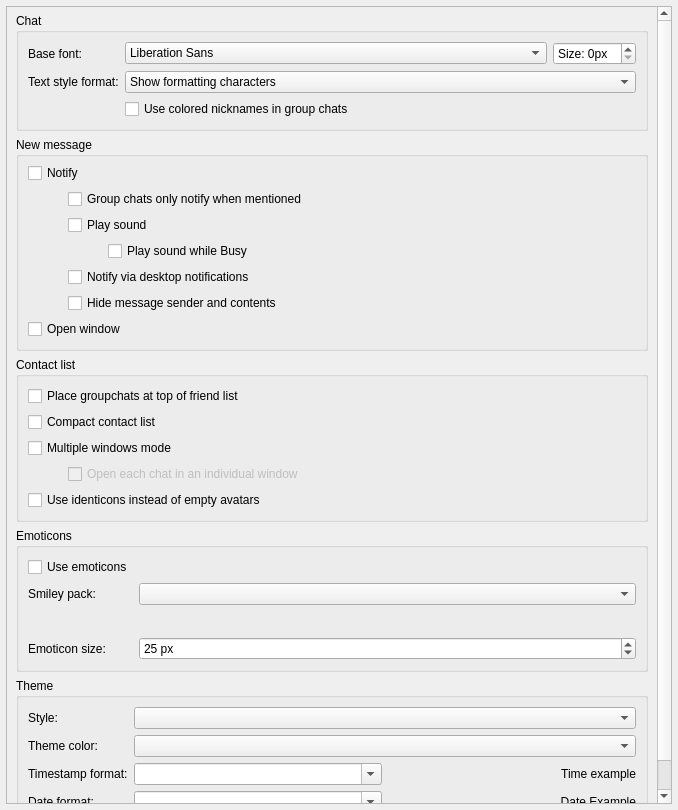
Before: the Qt Designer form src/widget/form/settings/userinterfacesettings.ui in qTox/qTox, drawn with Qt 5.
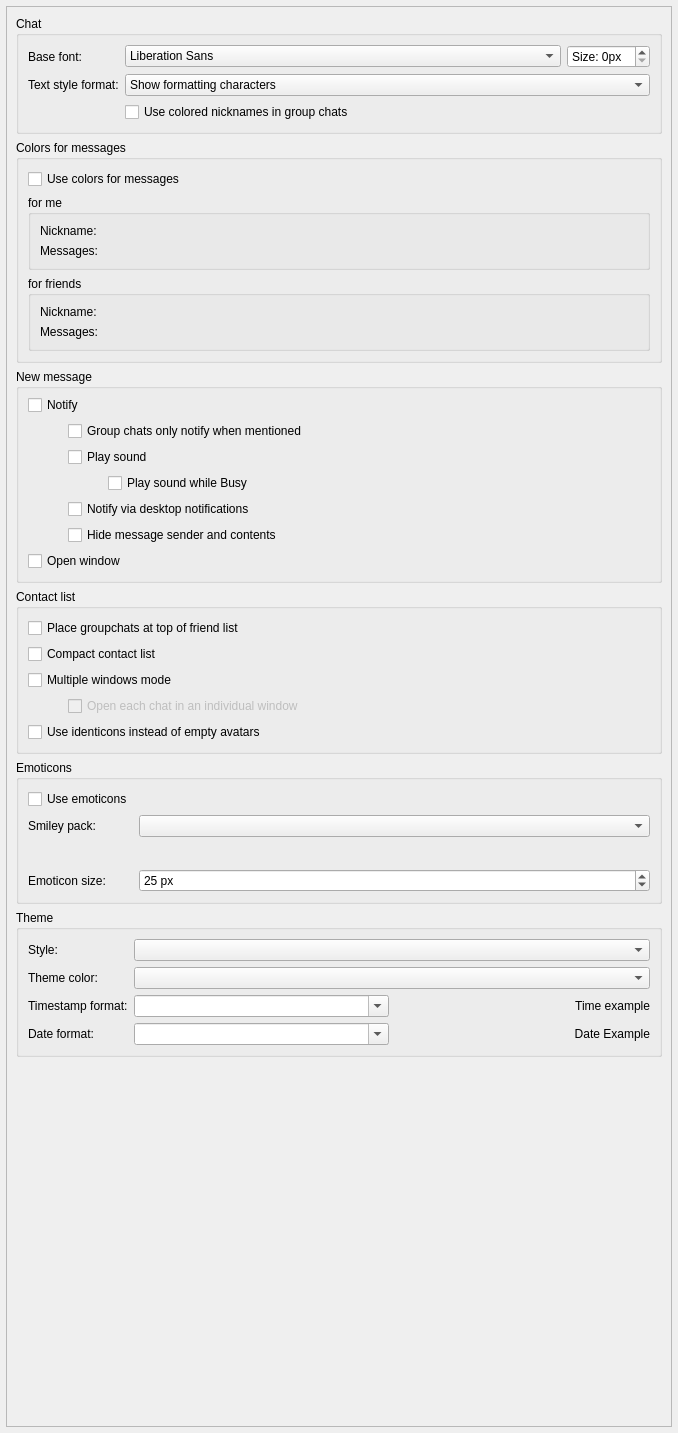
After: the same form once the commit is applied. Custom widgets are drawn as their Qt base class.

Commit message: feat(ui): add settings for customize colors in chat

The edit to the form file:
```diff
--- a/src/widget/form/settings/userinterfacesettings.ui
+++ b/src/widget/form/settings/userinterfacesettings.ui
@@ -7,7 +7,7 @@
     <x>0</x>
     <y>0</y>
     <width>678</width>
-    <height>810</height>
+    <height>1433</height>
    </rect>
   </property>
   <property name="windowTitle">
@@ -39,127 +39,12 @@
        <rect>
         <x>0</x>
         <y>0</y>
-        <width>650</width>
-        <height>950</height>
+        <width>664</width>
+        <height>1419</height>
        </rect>
       </property>
-      <layout class="QVBoxLayout" name="verticalLayout_4" stretch="0,0,0,0,0,0">
-       <property name="spacing">
-        <number>6</number>
-       </property>
-       <property name="topMargin">
-        <number>6</number>
-       </property>
-       <item>
-        <widget class="QGroupBox" name="chatGroupBox">
-         <property name="title">
-          <string>Chat</string>
-         </property>
-         <layout class="QFormLayout" name="formLayout_2">
-          <property name="leftMargin">
-           <number>9</number>
-          </property>
-          <property name="topMargin">
-           <number>9</number>
-          </property>
-          <property name="rightMargin">
-           <number>9</number>
-          </property>
-          <property name="bottomMargin">
-           <number>9</number>
-          </property>
-          <item row="0" column="0">
-           <widget class="QLabel" name="label_2">
-            <property name="text">
-             <string>Base font:</string>
-            </property>
-            <property name="alignment">
-             <set>Qt::AlignLeading|Qt::AlignLeft|Qt::AlignVCenter</set>
-            </property>
-           </widget>
-          </item>
-          <item row="0" column="1">
-           <layout class="QHBoxLayout" name="horizontalLayout_5">
-            <item>
-             <widget class="QFontComboBox" name="txtChatFont">
-              <property name="editable">
-               <bool>false</bool>
-              </property>
-             </widget>
-            </item>
-            <item>
-             <widget class="QSpinBox" name="txtChatFontSize">
-              <property name="sizePolicy">
-               <sizepolicy hsizetype="Maximum" vsizetype="Fixed">
-                <horstretch>0</horstretch>
-                <verstretch>0</verstretch>
-               </sizepolicy>
-              </property>
-              <property name="suffix">
-               <string>px</string>
-              </property>
-              <property name="prefix">
-               <string>Size: </string>
-              </property>
-             </widget>
-            </item>
-           </layout>
-          </item>
-          <item row="1" column="0">
-           <widget class="QLabel" name="textStyleLabel">
-            <property name="toolTip">
-             <string>New text styling preference may not load until qTox restarts.</string>
-            </property>
-            <property name="text">
-             <string>Text style format:</string>
-            </property>
-            <property name="alignment">
-             <set>Qt::AlignLeading|Qt::AlignLeft|Qt::AlignVCenter</set>
-            </property>
-           </widget>
-          </item>
-          <item row="1" column="1">
-           <widget class="QComboBox" name="textStyleComboBox">
-            <property name="sizePolicy">
-             <sizepolicy hsizetype="Expanding" vsizetype="Fixed">
-              <horstretch>0</horstretch>
-              <verstretch>0</verstretch>
-             </sizepolicy>
-            </property>
-            <property name="toolTip">
-             <string>Select text styling preference.</string>
-            </property>
-            <property name="currentIndex">
-             <number>1</number>
-            </property>
-            <item>
-             <property name="text">
-              <string>Plaintext</string>
-             </property>
-            </item>
-            <item>
-             <property name="text">
-              <string>Show formatting characters</string>
-             </property>
-            </item>
-            <item>
-             <property name="text">
-              <string>Don't show formatting characters</string>
-             </property>
-            </item>
-           </widget>
-          </item>
-          <item row="2" column="1">
-           <widget class="QCheckBox" name="useNameColors">
-            <property name="text">
-             <string>Use colored nicknames in group chats</string>
-            </property>
-           </widget>
-          </item>
-         </layout>
-        </widget>
-       </item>
-       <item>
+      <layout class="QGridLayout" name="gridLayout">
+       <item row="2" column="0" colspan="2">
         <widget class="QGroupBox" name="newMessageGroup">
          <property name="title">
           <string>New message</string>
@@ -243,76 +128,127 @@
          </layout>
         </widget>
        </item>
-       <item>
-        <widget class="QGroupBox" name="contactListGroup">
+       <item row="7" column="0" colspan="2">
+        <widget class="QGroupBox" name="themeGroupBox">
          <property name="title">
-          <string>Contact list</string>
+          <string>Theme</string>
          </property>
-         <layout class="QVBoxLayout" name="verticalLayout_5">
-          <item>
-           <widget class="QCheckBox" name="cbGroupchatPosition">
-            <property name="toolTip">
-             <string comment="toolTip for groupchat positioning">If checked, group chats will be placed at the top of the friends list, otherwise, they'll be placed below online friends.</string>
-            </property>
+         <layout class="QFormLayout" name="formLayout">
+          <property name="fieldGrowthPolicy">
+           <enum>QFormLayout::AllNonFixedFieldsGrow</enum>
+          </property>
+          <property name="topMargin">
+           <number>9</number>
+          </property>
+          <property name="bottomMargin">
+           <number>9</number>
+          </property>
+          <item row="3" column="0">
+           <widget class="QLabel" name="styleLabel">
             <property name="text">
-             <string>Place groupchats at top of friend list</string>
+             <string>Style:</string>
             </property>
            </widget>
           </item>
-          <item>
-           <widget class="QCheckBox" name="cbCompactLayout">
-            <property name="toolTip">
-             <string comment="toolTip for compact layout setting">Your contact list will be shown in compact mode.</string>
+          <item row="3" column="1">
+           <widget class="QComboBox" name="styleBrowser">
+            <property name="sizePolicy">
+             <sizepolicy hsizetype="Expanding" vsizetype="Fixed">
+              <horstretch>0</horstretch>
+              <verstretch>0</verstretch>
+             </sizepolicy>
             </property>
-            <property name="text">
-             <string>Compact contact list</string>
-            </property>
            </widget>
           </item>
-          <item>
-           <widget class="QCheckBox" name="cbSeparateWindow">
+          <item row="4" column="0">
+           <widget class="QLabel" name="themeColorLabel">
             <property name="text">
-             <string>Multiple windows mode</string>
+             <string>Theme color:</string>
             </property>
            </widget>
           </item>
-          <item>
-           <layout class="QVBoxLayout" name="verticalLayout_12">
-            <property name="leftMargin">
-             <number>40</number>
+          <item row="4" column="1">
+           <widget class="QComboBox" name="themeColorCBox">
+            <property name="sizePolicy">
+             <sizepolicy hsizetype="Expanding" vsizetype="Fixed">
+              <horstretch>0</horstretch>
+              <verstretch>0</verstretch>
+             </sizepolicy>
             </property>
+           </widget>
+          </item>
+          <item row="5" column="1">
+           <layout class="QHBoxLayout" name="horizontalLayout_2">
             <item>
-             <widget class="QCheckBox" name="cbDontGroupWindows">
-              <property name="enabled">
-               <bool>false</bool>
-              </property>
+             <widget class="QComboBox" name="timestamp">
               <property name="sizePolicy">
-               <sizepolicy hsizetype="Minimum" vsizetype="Minimum">
+               <sizepolicy hsizetype="Preferred" vsizetype="Fixed">
                 <horstretch>0</horstretch>
                 <verstretch>0</verstretch>
                </sizepolicy>
               </property>
+              <property name="editable">
+               <bool>true</bool>
+              </property>
+              <property name="insertPolicy">
+               <enum>QComboBox::NoInsert</enum>
+              </property>
+             </widget>
+            </item>
+            <item>
+             <widget class="QLabel" name="timeExample">
               <property name="text">
-               <string>Open each chat in an individual window</string>
+               <string notr="true">Time example</string>
+              </property>
+              <property name="alignment">
+               <set>Qt::AlignRight|Qt::AlignTrailing|Qt::AlignVCenter</set>
               </property>
              </widget>
             </item>
            </layout>
           </item>
-          <item>
-           <widget class="QCheckBox" name="cbShowIdenticons">
-            <property name="toolTip">
-             <string comment="toolTip for show identicons">If enabled, every contact without an avatar will have a generated icon based on their Tox ID instead of the default picture. Requires restart to apply.</string>
+          <item row="5" column="0">
+           <widget class="QLabel" name="timestampLabel">
+            <property name="text">
+             <string>Timestamp format:</string>
             </property>
+           </widget>
+          </item>
+          <item row="7" column="1">
+           <layout class="QHBoxLayout" name="horizontalLayout_3">
+            <item>
+             <widget class="QComboBox" name="dateFormats">
+              <property name="editable">
+               <bool>true</bool>
+              </property>
+              <property name="insertPolicy">
+               <enum>QComboBox::NoInsert</enum>
+              </property>
+             </widget>
+            </item>
+            <item>
+             <widget class="QLabel" name="dateExample">
+              <property name="text">
+               <string notr="true">Date Example</string>
+              </property>
+              <property name="alignment">
+               <set>Qt::AlignRight|Qt::AlignTrailing|Qt::AlignVCenter</set>
+              </property>
+             </widget>
+            </item>
+           </layout>
+          </item>
+          <item row="7" column="0">
+           <widget class="QLabel" name="dateformatLabel">
             <property name="text">
-             <string>Use identicons instead of empty avatars</string>
+             <string>Date format:</string>
             </property>
            </widget>
           </item>
          </layout>
         </widget>
        </item>
-       <item>
+       <item row="5" column="0" colspan="2">
         <widget class="QGroupBox" name="emoticonsGroupBox">
          <property name="title">
           <string>Emoticons</string>
@@ -462,127 +398,7 @@
          </layout>
         </widget>
        </item>
-       <item>
-        <widget class="QGroupBox" name="themeGroupBox">
-         <property name="title">
-          <string>Theme</string>
-         </property>
-         <layout class="QFormLayout" name="formLayout">
-          <property name="fieldGrowthPolicy">
-           <enum>QFormLayout::AllNonFixedFieldsGrow</enum>
-          </property>
-          <property name="topMargin">
-           <number>9</number>
-          </property>
-          <property name="bottomMargin">
-           <number>9</number>
-          </property>
-          <item row="3" column="0">
-           <widget class="QLabel" name="styleLabel">
-            <property name="text">
-             <string>Style:</string>
-            </property>
-           </widget>
-          </item>
-          <item row="3" column="1">
-           <widget class="QComboBox" name="styleBrowser">
-            <property name="sizePolicy">
-             <sizepolicy hsizetype="Expanding" vsizetype="Fixed">
-              <horstretch>0</horstretch>
-              <verstretch>0</verstretch>
-             </sizepolicy>
-            </property>
-           </widget>
-          </item>
-          <item row="4" column="0">
-           <widget class="QLabel" name="themeColorLabel">
-            <property name="text">
-             <string>Theme color:</string>
-            </property>
-           </widget>
-          </item>
-          <item row="4" column="1">
-           <widget class="QComboBox" name="themeColorCBox">
-            <property name="sizePolicy">
-             <sizepolicy hsizetype="Expanding" vsizetype="Fixed">
-              <horstretch>0</horstretch>
-              <verstretch>0</verstretch>
-             </sizepolicy>
-            </property>
-           </widget>
-          </item>
-          <item row="5" column="1">
-           <layout class="QHBoxLayout" name="horizontalLayout_2">
-            <item>
-             <widget class="QComboBox" name="timestamp">
-              <property name="sizePolicy">
-               <sizepolicy hsizetype="Preferred" vsizetype="Fixed">
-                <horstretch>0</horstretch>
-                <verstretch>0</verstretch>
-               </sizepolicy>
-              </property>
-              <property name="editable">
-               <bool>true</bool>
-              </property>
-              <property name="insertPolicy">
-               <enum>QComboBox::NoInsert</enum>
-              </property>
-             </widget>
-            </item>
-            <item>
-             <widget class="QLabel" name="timeExample">
-              <property name="text">
-               <string notr="true">Time example</string>
-              </property>
-              <property name="alignment">
-               <set>Qt::AlignRight|Qt::AlignTrailing|Qt::AlignVCenter</set>
-              </property>
-             </widget>
-            </item>
-           </layout>
-          </item>
-          <item row="5" column="0">
-           <widget class="QLabel" name="timestampLabel">
-            <property name="text">
-             <string>Timestamp format:</string>
-            </property>
-           </widget>
-          </item>
-          <item row="7" column="1">
-           <layout class="QHBoxLayout" name="horizontalLayout_3">
-            <item>
-             <widget class="QComboBox" name="dateFormats">
-              <property name="editable">
-               <bool>true</bool>
-              </property>
-              <property name="insertPolicy">
-               <enum>QComboBox::NoInsert</enum>
-              </property>
-             </widget>
-            </item>
-            <item>
-             <widget class="QLabel" name="dateExample">
-              <property name="text">
-               <string notr="true">Date Example</string>
-              </property>
-              <property name="alignment">
-               <set>Qt::AlignRight|Qt::AlignTrailing|Qt::AlignVCenter</set>
-              </property>
-             </widget>
-            </item>
-           </layout>
-          </item>
-          <item row="7" column="0">
-           <widget class="QLabel" name="dateformatLabel">
-            <property name="text">
-             <string>Date format:</string>
-            </property>
-           </widget>
-          </item>
-         </layout>
-        </widget>
-       </item>
-       <item>
+       <item row="8" column="1">
         <spacer name="verticalSpacer">
          <property name="orientation">
           <enum>Qt::Vertical</enum>
@@ -595,6 +411,329 @@
          </property>
         </spacer>
        </item>
+       <item row="0" column="0" colspan="2">
+        <widget class="QGroupBox" name="chatGroupBox">
+         <property name="title">
+          <string>Chat</string>
+         </property>
+         <layout class="QFormLayout" name="formLayout_2">
+          <property name="leftMargin">
+           <number>9</number>
+          </property>
+          <property name="topMargin">
+           <number>9</number>
+          </property>
+          <property name="rightMargin">
+           <number>9</number>
+          </property>
+          <property name="bottomMargin">
+           <number>9</number>
+          </property>
+          <item row="0" column="0">
+           <widget class="QLabel" name="label_2">
+            <property name="text">
+             <string>Base font:</string>
+            </property>
+            <property name="alignment">
+             <set>Qt::AlignLeading|Qt::AlignLeft|Qt::AlignVCenter</set>
+            </property>
+           </widget>
+          </item>
+          <item row="0" column="1">
+           <layout class="QHBoxLayout" name="horizontalLayout_5">
+            <item>
+             <widget class="QFontComboBox" name="txtChatFont">
+              <property name="editable">
+               <bool>false</bool>
+              </property>
+             </widget>
+            </item>
+            <item>
+             <widget class="QSpinBox" name="txtChatFontSize">
+              <property name="sizePolicy">
+               <sizepolicy hsizetype="Maximum" vsizetype="Fixed">
+                <horstretch>0</horstretch>
+                <verstretch>0</verstretch>
+               </sizepolicy>
+              </property>
+              <property name="suffix">
+               <string>px</string>
+              </property>
+              <property name="prefix">
+               <string>Size: </string>
+              </property>
+             </widget>
+            </item>
+           </layout>
+          </item>
+          <item row="1" column="0">
+           <widget class="QLabel" name="textStyleLabel">
+            <property name="toolTip">
+             <string>New text styling preference may not load until qTox restarts.</string>
+            </property>
+            <property name="text">
+             <string>Text style format:</string>
+            </property>
+            <property name="alignment">
+             <set>Qt::AlignLeading|Qt::AlignLeft|Qt::AlignVCenter</set>
+            </property>
+           </widget>
+          </item>
+          <item row="1" column="1">
+           <widget class="QComboBox" name="textStyleComboBox">
+            <property name="sizePolicy">
+             <sizepolicy hsizetype="Expanding" vsizetype="Fixed">
+              <horstretch>0</horstretch>
+              <verstretch>0</verstretch>
+             </sizepolicy>
+            </property>
+            <property name="toolTip">
+             <string>Select text styling preference.</string>
+            </property>
+            <property name="currentIndex">
+             <number>1</number>
+            </property>
+            <item>
+             <property name="text">
+              <string>Plaintext</string>
+             </property>
+            </item>
+            <item>
+             <property name="text">
+              <string>Show formatting characters</string>
+             </property>
+            </item>
+            <item>
+             <property name="text">
+              <string>Don't show formatting characters</string>
+             </property>
+            </item>
+           </widget>
+          </item>
+          <item row="2" column="1">
+           <widget class="QCheckBox" name="useNameColors">
+            <property name="text">
+             <string>Use colored nicknames in group chats</string>
+            </property>
+           </widget>
+          </item>
+         </layout>
+        </widget>
+       </item>
+       <item row="4" column="0" colspan="2">
+        <widget class="QGroupBox" name="contactListGroup">
+         <property name="title">
+          <string>Contact list</string>
+         </property>
+         <layout class="QVBoxLayout" name="verticalLayout_5">
+          <item>
+           <widget class="QCheckBox" name="cbGroupchatPosition">
+            <property name="toolTip">
+             <string comment="toolTip for groupchat positioning">If checked, group chats will be placed at the top of the friends list, otherwise, they'll be placed below online friends.</string>
+            </property>
+            <property name="text">
+             <string>Place groupchats at top of friend list</string>
+            </property>
+           </widget>
+          </item>
+          <item>
+           <widget class="QCheckBox" name="cbCompactLayout">
+            <property name="toolTip">
+             <string comment="toolTip for compact layout setting">Your contact list will be shown in compact mode.</string>
+            </property>
+            <property name="text">
+             <string>Compact contact list</string>
+            </property>
+           </widget>
+          </item>
+          <item>
+           <widget class="QCheckBox" name="cbSeparateWindow">
+            <property name="text">
+             <string>Multiple windows mode</string>
+            </property>
+           </widget>
+          </item>
+          <item>
+           <layout class="QVBoxLayout" name="verticalLayout_12">
+            <property name="leftMargin">
+             <number>40</number>
+            </property>
+            <item>
+             <widget class="QCheckBox" name="cbDontGroupWindows">
+              <property name="enabled">
+               <bool>false</bool>
+              </property>
+              <property name="sizePolicy">
+               <sizepolicy hsizetype="Minimum" vsizetype="Minimum">
+                <horstretch>0</horstretch>
+                <verstretch>0</verstretch>
+               </sizepolicy>
+              </property>
+              <property name="text">
+               <string>Open each chat in an individual window</string>
+              </property>
+             </widget>
+            </item>
+           </layout>
+          </item>
+          <item>
+           <widget class="QCheckBox" name="cbShowIdenticons">
+            <property name="toolTip">
+             <string comment="toolTip for show identicons">If enabled, every contact without an avatar will have a generated icon based on their Tox ID instead of the default picture. Requires restart to apply.</string>
+            </property>
+            <property name="text">
+             <string>Use identicons instead of empty avatars</string>
+            </property>
+           </widget>
+          </item>
+         </layout>
+        </widget>
+       </item>
+       <item row="1" column="0" colspan="2">
+        <widget class="QGroupBox" name="groupBox">
+         <property name="title">
+          <string>Colors for messages</string>
+         </property>
+         <property name="checkable">
+          <bool>false</bool>
+         </property>
+         <layout class="QVBoxLayout" name="verticalLayout_3">
+          <item>
+           <widget class="QCheckBox" name="useColorsForMessages">
+            <property name="text">
+             <string>Use colors for messages</string>
+            </property>
+           </widget>
+          </item>
+          <item>
+           <widget class="QGroupBox" name="groupSettingsForUserColors">
+            <property name="title">
+             <string>for me</string>
+            </property>
+            <layout class="QVBoxLayout" name="verticalLayout_4">
+             <item>
+              <layout class="QHBoxLayout" name="horizontalLayout_4">
+               <item>
+                <widget class="QLabel" name="label">
+                 <property name="sizePolicy">
+                  <sizepolicy hsizetype="Preferred" vsizetype="Preferred">
+                   <horstretch>1</horstretch>
+                   <verstretch>0</verstretch>
+                  </sizepolicy>
+                 </property>
+                 <property name="text">
+                  <string>Nickname:</string>
+                 </property>
+                </widget>
+               </item>
+               <item>
+                <widget class="SettingsColorMsgWidget" name="colorNicknameForUser" native="true">
+                 <property name="sizePolicy">
+                  <sizepolicy hsizetype="Preferred" vsizetype="Preferred">
+                   <horstretch>6</horstretch>
+                   <verstretch>0</verstretch>
+                  </sizepolicy>
+                 </property>
+                </widget>
+               </item>
+              </layout>
+             </item>
+             <item>
+              <layout class="QHBoxLayout" name="horizontalLayout_6">
+               <item>
+                <widget class="QLabel" name="label_3">
+                 <property name="sizePolicy">
+                  <sizepolicy hsizetype="Preferred" vsizetype="Preferred">
+                   <horstretch>1</horstretch>
+                   <verstretch>0</verstretch>
+                  </sizepolicy>
+                 </property>
+                 <property name="text">
+                  <string>Messages:</string>
+                 </property>
+                </widget>
+               </item>
+               <item>
+                <widget class="SettingsColorMsgWidget" name="colorMsgForUser" native="true">
+                 <property name="sizePolicy">
+                  <sizepolicy hsizetype="Preferred" vsizetype="Preferred">
+                   <horstretch>6</horstretch>
+                   <verstretch>0</verstretch>
+                  </sizepolicy>
+                 </property>
+                </widget>
+               </item>
+              </layout>
+             </item>
+            </layout>
+           </widget>
+          </item>
+          <item>
+           <widget class="QGroupBox" name="groupSettingsForFriendsColors">
+            <property name="title">
+             <string>for friends</string>
+            </property>
+            <layout class="QVBoxLayout" name="verticalLayout_6">
+             <item>
+              <layout class="QHBoxLayout" name="horizontalLayout_7">
+               <item>
+                <widget class="QLabel" name="label_4">
+                 <property name="sizePolicy">
+                  <sizepolicy hsizetype="Preferred" vsizetype="Preferred">
+                   <horstretch>1</horstretch>
+                   <verstretch>0</verstretch>
+                  </sizepolicy>
+                 </property>
+                 <property name="text">
+                  <string>Nickname:</string>
+                 </property>
+                </widget>
+               </item>
+               <item>
+                <widget class="SettingsColorMsgWidget" name="colorNicknameForFriends" native="true">
+                 <property name="sizePolicy">
+                  <sizepolicy hsizetype="Preferred" vsizetype="Preferred">
+                   <horstretch>6</horstretch>
+                   <verstretch>0</verstretch>
+                  </sizepolicy>
+                 </property>
+                </widget>
+               </item>
+              </layout>
+             </item>
+             <item>
+              <layout class="QHBoxLayout" name="horizontalLayout_8">
+               <item>
+                <widget class="QLabel" name="label_5">
+                 <property name="sizePolicy">
+                  <sizepolicy hsizetype="Preferred" vsizetype="Preferred">
+                   <horstretch>1</horstretch>
+                   <verstretch>0</verstretch>
+                  </sizepolicy>
+                 </property>
+                 <property name="text">
+                  <string>Messages:</string>
+                 </property>
+                </widget>
+               </item>
+               <item>
+                <widget class="SettingsColorMsgWidget" name="colorMsgForFriends" native="true">
+                 <property name="sizePolicy">
+                  <sizepolicy hsizetype="Preferred" vsizetype="Preferred">
+                   <horstretch>6</horstretch>
+                   <verstretch>0</verstretch>
+                  </sizepolicy>
+                 </property>
+                </widget>
+               </item>
+              </layout>
+             </item>
+            </layout>
+           </widget>
+          </item>
+         </layout>
+        </widget>
+       </item>
       </layout>
      </widget>
     </widget>
@@ -608,6 +747,12 @@
    <header>src/widget/form/settings/verticalonlyscroller.h</header>
    <container>1</container>
   </customwidget>
+  <customwidget>
+   <class>SettingsColorMsgWidget</class>
+   <extends>QWidget</extends>
+   <header>src/widget/form/settings/settingscolormsgwidget.h</header>
+   <container>1</container>
+  </customwidget>
  </customwidgets>
  <tabstops>
   <tabstop>scrollArea</tabstop>
```
The commit also changes 7 other files.
